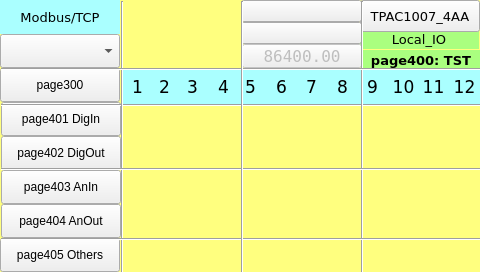
Above: TPAC1007_04_AA/Local_IO_HMI/page400.ui from MECTsrl/mect_apps before the change. Below: the same form after it.
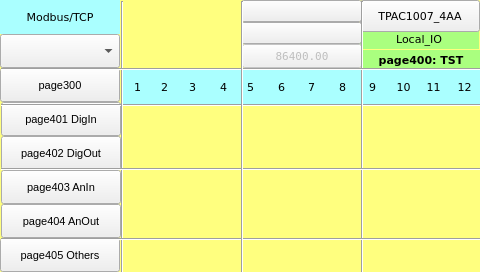
That is the form after the change. Custom widgets are drawn as their Qt base class.

```diff
--- a/TPAC1007_04_AA/Local_IO_HMI/page400.ui
+++ b/TPAC1007_04_AA/Local_IO_HMI/page400.ui
@@ -43,7 +43,7 @@
 <property name="font">
 <font>
 <family>DejaVu Sans</family>
-<pointsize>10</pointsize>
+     <pointsize>8</pointsize>
 </font>
 </property>
 <property name="styleSheet">
@@ -68,7 +68,7 @@
 <property name="font">
 <font>
 <family>DejaVu Sans</family>
-<pointsize>10</pointsize>
+     <pointsize>8</pointsize>
 <weight>50</weight>
 <bold>false</bold>
 </font>
@@ -136,7 +136,7 @@
 <property name="font">
 <font>
 <family>DejaVu Sans</family>
-<pointsize>13</pointsize>
+     <pointsize>8</pointsize>
 </font>
 </property>
 <property name="styleSheet">
@@ -197,7 +197,7 @@
 <property name="font">
 <font>
 <family>DejaVu Sans</family>
-<pointsize>13</pointsize>
+     <pointsize>8</pointsize>
 </font>
 </property>
 <property name="styleSheet">
@@ -330,7 +330,7 @@
 <property name="font">
 <font>
 <family>DejaVu Sans</family>
-<pointsize>13</pointsize>
+     <pointsize>8</pointsize>
 </font>
 </property>
 <property name="styleSheet">
@@ -461,7 +461,7 @@
 <property name="font">
 <font>
 <family>DejaVu Sans</family>
-<pointsize>13</pointsize>
+     <pointsize>8</pointsize>
 </font>
 </property>
 <property name="styleSheet">
@@ -483,6 +483,11 @@
 <height>34</height>
 </rect>
 </property>
+   <property name="font">
+    <font>
+     <pointsize>8</pointsize>
+    </font>
+   </property>
 <property name="toolTip">
 <string/>
 </property>
@@ -608,7 +613,7 @@
 <property name="font">
 <font>
 <family>DejaVu Sans</family>
-<pointsize>13</pointsize>
+     <pointsize>8</pointsize>
 </font>
 </property>
 <property name="styleSheet">
@@ -706,7 +711,7 @@
 <property name="font">
 <font>
 <family>DejaVu Sans</family>
-<pointsize>13</pointsize>
+     <pointsize>8</pointsize>
 </font>
 </property>
 <property name="styleSheet">
@@ -731,7 +736,7 @@
 <property name="font">
 <font>
 <family>DejaVu Sans</family>
-<pointsize>10</pointsize>
+     <pointsize>8</pointsize>
 <weight>75</weight>
 <bold>true</bold>
 </font>
@@ -827,6 +832,11 @@
 <height>34</height>
 </rect>
 </property>
+   <property name="font">
+    <font>
+     <pointsize>8</pointsize>
+    </font>
+   </property>
 <property name="toolTip">
 <string/>
 </property>
@@ -926,6 +936,11 @@
 <height>34</height>
 </rect>
 </property>
+   <property name="font">
+    <font>
+     <pointsize>8</pointsize>
+    </font>
+   </property>
 <property name="toolTip">
 <string/>
 </property>
@@ -1051,7 +1066,7 @@
 <property name="font">
 <font>
 <family>DejaVu Sans</family>
-<pointsize>13</pointsize>
+     <pointsize>8</pointsize>
 </font>
 </property>
 <property name="styleSheet">
@@ -1187,7 +1202,7 @@
 <property name="font">
 <font>
 <family>DejaVu Sans</family>
-<pointsize>13</pointsize>
+     <pointsize>8</pointsize>
 </font>
 </property>
 <property name="styleSheet">
@@ -1212,7 +1227,7 @@
 <property name="font">
 <font>
 <family>DejaVu Sans</family>
-<pointsize>13</pointsize>
+     <pointsize>8</pointsize>
 </font>
 </property>
 <property name="styleSheet">
@@ -1270,6 +1285,11 @@
 <height>34</height>
 </rect>
 </property>
+   <property name="font">
+    <font>
+     <pointsize>8</pointsize>
+    </font>
+   </property>
 <property name="toolTip">
 <string/>
 </property>
@@ -1434,7 +1454,7 @@
 <property name="font">
 <font>
 <family>DejaVu Sans Mono</family>
-<pointsize>12</pointsize>
+     <pointsize>8</pointsize>
 </font>
 </property>
 <property name="text">
@@ -1739,7 +1759,7 @@
 <property name="font">
 <font>
 <family>DejaVu Sans</family>
-<pointsize>13</pointsize>
+     <pointsize>8</pointsize>
 </font>
 </property>
 <property name="styleSheet">
@@ -1764,7 +1784,7 @@
 <property name="font">
 <font>
 <family>DejaVu Sans</family>
-<pointsize>13</pointsize>
+     <pointsize>8</pointsize>
 </font>
 </property>
 <property name="styleSheet">
@@ -1933,7 +1953,7 @@
 <property name="font">
 <font>
 <family>DejaVu Sans</family>
-<pointsize>13</pointsize>
+     <pointsize>8</pointsize>
 </font>
 </property>
 <property name="styleSheet">
@@ -2004,6 +2024,11 @@
 <height>34</height>
 </rect>
 </property>
+   <property name="font">
+    <font>
+     <pointsize>8</pointsize>
+    </font>
+   </property>
 <property name="toolTip">
 <string/>
 </property>
@@ -2141,7 +2166,7 @@
 <property name="font">
 <font>
 <family>DejaVu Sans</family>
-<pointsize>10</pointsize>
+     <pointsize>8</pointsize>
 </font>
 </property>
 <property name="styleSheet">
@@ -2163,6 +2188,11 @@
 <height>34</height>
 </rect>
 </property>
+   <property name="font">
+    <font>
+     <pointsize>8</pointsize>
+    </font>
+   </property>
 <property name="toolTip">
 <string/>
 </property>
```
Left out of the diff: 49 changed lines with no effect on the pictures. Lines whose indentation alone changed are shown as unchanged.
